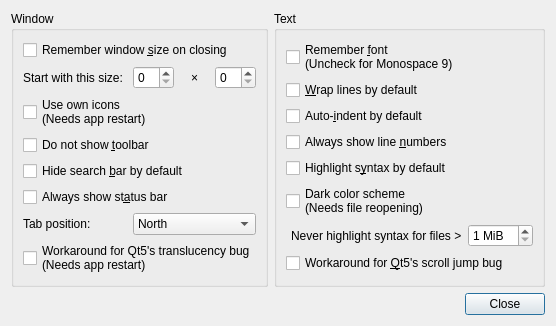
vecnathewhisperd0/FeatherPad, file featherpad/predDialog.ui: the form before one commit.
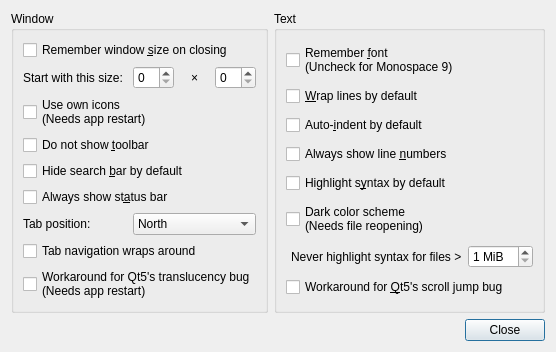
The form after the commit.

Commit message: An option for key tab navigation to wrap around

What changed in the file:
```diff
--- a/featherpad/predDialog.ui
+++ b/featherpad/predDialog.ui
@@ -134,6 +134,19 @@
        </widget>
       </item>
       <item row="7" column="0" colspan="4">
+       <widget class="QCheckBox" name="tabBox">
+        <property name="toolTip">
+         <string>This means that, for LTR, Alt+Right goes to the first tab
+after the last tab is activated, and the same for Alt+Left.
+
+Tab navigation with mouse wheel is not affected.</string>
+        </property>
+        <property name="text">
+         <string>Tab navigation wraps around</string>
+        </property>
+       </widget>
+      </item>
+      <item row="8" column="0" colspan="4">
        <widget class="QCheckBox" name="transBox">
         <property name="toolTip">
          <string>Check this only if you see weird effects with translucent themes!</string>
```
The commit also changes 7 other files.
